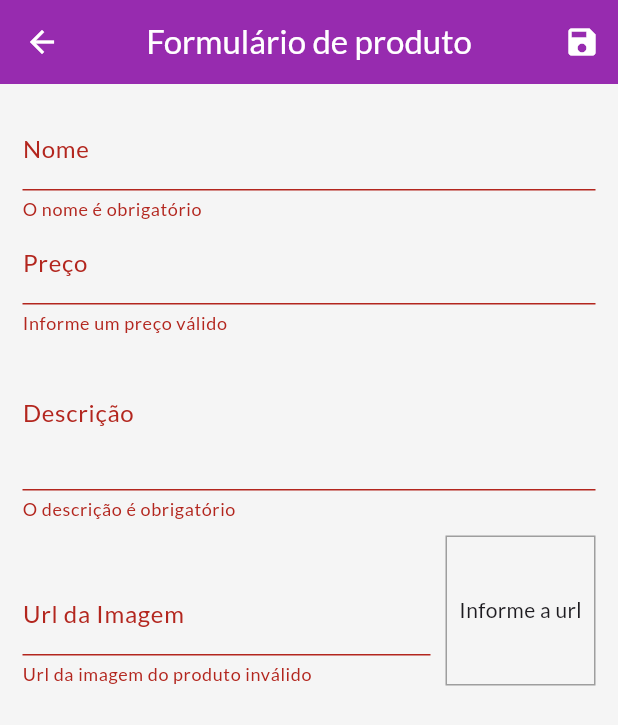
After one commit to fabionmoraes/flutter-shop, a Flutter app: the ProductFormPage screen opened by its route, after a tap on the "save" icon, on a phone screen of 412 x 824 dp. The commit adds this screen. Shown: the top 725 px of the screen. Run offline on Flutter 3.47's test engine with Material 3 defaults, Android fonts, the phone set to English and light mode, and no system bars; network calls fail.

Commit message:
new screen app shop

```diff
--- a/lib/components/cart_item.dart
+++ b/lib/components/cart_item.dart
@@ -2,6 +2,7 @@ import 'package:flutter/material.dart';
 import 'package:provider/provider.dart';
 import 'package:shop/models/cart.dart';
 import 'package:shop/models/cart_item.dart';
+import 'package:shop/utils/alert.dart';
 
 class CartItemWidget extends StatelessWidget {
   final CartItem cartItem;
@@ -32,6 +33,10 @@ class CartItemWidget extends StatelessWidget {
           size: 40,
         ),
       ),
+      confirmDismiss: (_) {
+        return AlertMessage(context)
+            .confirmed('Quer remover o item do carrinho?');
+      },
       onDismissed: (_) {
         provider.removeItem(cartItem.productId);
       },
--- a/lib/components/product_grid.dart
+++ b/lib/components/product_grid.dart
@@ -1,6 +1,6 @@
 import 'package:flutter/material.dart';
 import 'package:provider/provider.dart';
-import 'package:shop/components/product_item.dart';
+import 'package:shop/components/product_grid_item.dart';
 import 'package:shop/models/product.dart';
 import 'package:shop/models/product_list.dart';
 
@@ -29,7 +29,7 @@ class ProductGrid extends StatelessWidget {
       ),
       itemBuilder: (ctx, i) => ChangeNotifierProvider.value(
         value: loadProducts[i],
-        child: const ProductItem(),
+        child: const ProductGridItem(),
       ),
     );
   }
--- a/lib/main.dart
+++ b/lib/main.dart
@@ -6,6 +6,8 @@ import 'package:shop/models/product_list.dart';
 import 'package:shop/pages/cart_page.dart';
 import 'package:shop/pages/orders_page.dart';
 import 'package:shop/pages/product_detail_page.dart';
+import 'package:shop/pages/product_form_page.dart';
+import 'package:shop/pages/products_page.dart';
 import 'package:shop/utils/app_routes.dart';
 
 import './pages/products_overview_page.dart';
@@ -61,6 +63,8 @@ class MyApp extends StatelessWidget {
           AppRoutes.productDetail: (ctx) => const ProductDetailPage(),
           AppRoutes.cart: (ctx) => const CartPage(),
           AppRoutes.orders: (ctx) => const OrdersPage(),
+          AppRoutes.products: (ctx) => const ProductsPage(),
+          AppRoutes.productForm: (ctx) => const ProductFormPage(),
         },
         debugShowCheckedModeBanner: false,
       ),
--- /dev/null
+++ b/lib/pages/product_form_page.dart
@@ -0,0 +1,246 @@
+import 'package:flutter/material.dart';
+import 'package:provider/provider.dart';
+import 'package:shop/models/product.dart';
+import 'package:shop/models/product_list.dart';
+import 'package:shop/utils/snackbar.dart';
+
+class ProductFormPage extends StatefulWidget {
+  const ProductFormPage({super.key});
+
+  @override
+  State<ProductFormPage> createState() => _ProductFormPageState();
+}
+
+class _ProductFormPageState extends State<ProductFormPage> {
+  final _priceFocus = FocusNode();
+  final _descriptionFocus = FocusNode();
+  final _imageUrlFocus = FocusNode();
+
+  final _imageUrlController = TextEditingController();
+
+  final _formKey = GlobalKey<FormState>();
+  final _formData = <String, Object>{};
+
+  @override
+  void initState() {
+    super.initState();
+
+    _imageUrlFocus.addListener(updateImage);
+  }
+
+  @override
+  void dispose() {
+    super.dispose();
+
+    _priceFocus.dispose();
+    _descriptionFocus.dispose();
+
+    _imageUrlFocus.removeListener(updateImage);
+    _imageUrlFocus.dispose();
+  }
+
+  @override
+  void didChangeDependencies() {
+    super.didChangeDependencies();
+
+    if (_formData.isEmpty) {
+      final arg = ModalRoute.of(context)!.settings.arguments;
+
+      if (arg != null) {
+        final product = arg as Product;
+
+        _formData['id'] = product.id;
+        _formData['name'] = product.name;
+        _formData['description'] = product.description;
+        _formData['price'] = product.price;
+        _formData['imageUrl'] = product.imageUrl;
+
+        _imageUrlController.text = product.imageUrl;
+      }
+    }
+  }
+
+  void updateImage() {
+    setState(() {});
+  }
+
+  String? isValidaImageUrl(String? url) {
+    String getUrl = url ?? '';
+
+    bool isUrlValid = Uri.tryParse(getUrl)?.hasAbsolutePath ?? false;
+
+    String urlToLowerCase = getUrl.toLowerCase();
+    bool endsWithFile = urlToLowerCase.endsWith('.png') ||
+        urlToLowerCase.endsWith('.jpg') ||
+        urlToLowerCase.endsWith('jpeg');
+
+    if (isUrlValid && endsWithFile) {
+      return null;
+    }
+
+    return 'Url da imagem do produto inválido';
+  }
+
+  void _submitForm() {
+    final isValid = _formKey.currentState?.validate() ?? false;
+
+    if (!isValid) {
+      return;
+    }
+
+    _formKey.currentState?.save();
+
+    Provider.of<ProductList>(
+      context,
+      listen: false,
+    ).saveProduct(_formData);
+
+    Toastfy(context).success(
+      'Atualizado com sucesso!',
+      null,
+    );
+
+    Navigator.of(context).pop();
+  }
+
+  @override
+  Widget build(BuildContext context) {
+    return Scaffold(
+      appBar: AppBar(
+        title: const Text('Formulário de produto'),
+        actions: [
+          IconButton(
+            onPressed: _submitForm,
+            icon: const Icon(Icons.save),
+          ),
+        ],
+      ),
+      body: Padding(
+        padding: const EdgeInsets.all(15),
+        child: Form(
+          key: _formKey,
+          child: ListView(
+            children: [
+              TextFormField(
+                decoration: const InputDecoration(
+                  labelText: 'Nome',
+                ),
+                initialValue: _formData['name']?.toString(),
+                textInputAction: TextInputAction.next,
+                onSaved: (newValue) => _formData['name'] = newValue ?? '',
+                validator: (value) {
+                  final name = value ?? '';
+
+                  if (name.trim().isEmpty) {
+                    return 'O nome é obrigatório';
+                  }
+
+                  if (name.trim().length < 3) {
+                    return 'O nome precisa do mínimo de três letras';
+                  }
+
+                  return null;
+                },
+                onFieldSubmitted: (_) {
+                  FocusScope.of(context).requestFocus(_priceFocus);
+                },
+              ),
+              TextFormField(
+                initialValue: _formData['price']?.toString(),
+                decoration: const InputDecoration(
+                  labelText: 'Preço',
+                ),
+                textInputAction: TextInputAction.next,
+                keyboardType:
+                    const TextInputType.numberWithOptions(decimal: true),
+                onSaved: (newValue) =>
+                    _formData['price'] = double.parse(newValue ?? '0'),
+                focusNode: _priceFocus,
+                validator: (value) {
+                  final priceString = value ?? '-1';
+                  final price = double.tryParse(priceString) ?? -1;
+
+                  if (price <= 0) {
+                    return 'Informe um preço válido';
+                  }
+
+                  return null;
+                },
+                onFieldSubmitted: (_) {
+                  FocusScope.of(context).requestFocus(_descriptionFocus);
+                },
+              ),
+              TextFormField(
+                initialValue: _formData['description']?.toString(),
+                decoration: const InputDecoration(
+                  labelText: 'Descrição',
+                ),
+                focusNode: _descriptionFocus,
+                keyboardType: TextInputType.multiline,
+                onSaved: (newValue) =>
+                    _formData['description'] = newValue ?? '',
+                validator: (value) {
+                  final description = value ?? '';
+
+                  if (description.trim().isEmpty) {
+                    return 'O descrição é obrigatório';
+                  }
+
+                  if (description.trim().length < 10) {
+                    return 'O descrição precisa do mínimo de dez letras';
+                  }
+
+                  return null;
+                },
+                maxLines: 3,
+              ),
+              Row(
+                crossAxisAlignment: CrossAxisAlignment.end,
+                children: [
+                  Expanded(
+                    child: TextFormField(
+                      decoration: const InputDecoration(
+                        labelText: 'Url da Imagem',
+                      ),
+                      focusNode: _imageUrlFocus,
+                      keyboardType: TextInputType.url,
+                      textInputAction: TextInputAction.done,
+                      onFieldSubmitted: (_) => _submitForm(),
+                      onSaved: (newValue) =>
+                          _formData['imageUrl'] = newValue ?? '',
+                      validator: isValidaImageUrl,
+                      controller: _imageUrlController,
+                    ),
+                  ),
+                  Container(
+                    width: 100,
+                    height: 100,
+                    margin: const EdgeInsets.only(
+                      top: 10,
+                      left: 10,
+                    ),
+                    decoration: BoxDecoration(
+                      border: Border.all(
+                        color: Colors.grey,
+                        width: 1,
+                      ),
+                    ),
+                    alignment: Alignment.center,
+                    child: _imageUrlController.text.isEmpty
+                        ? const Text('Informe a url')
+                        : FittedBox(
+                            child: Image.network(
+                              _imageUrlController.text,
+                              fit: BoxFit.cover,
+                            ),
+                          ),
+                  )
+                ],
+              ),
+            ],
+          ),
+        ),
+      ),
+    );
+  }
+}
--- a/lib/utils/app_routes.dart
+++ b/lib/utils/app_routes.dart
@@ -3,4 +3,6 @@ class AppRoutes {
   static const productDetail = '/product-detail';
   static const cart = '/cart';
   static const orders = '/orders';
+  static const products = '/products';
+  static const productForm = '/product-form';
 }
```
Also changed, not shown: lib/components/app_drawer.dart (+8 -0 lines), lib/components/product_grid_item.dart (added, +70 -0 lines), lib/components/product_item.dart (+36 -42 lines), lib/models/cart.dart (+23 -0 lines), lib/models/product_list.dart (+41 -19 lines), lib/pages/products_page.dart (added, +45 -0 lines), lib/utils/alert.dart (added, +30 -0 lines), lib/utils/snackbar.dart (added, +53 -0 lines).
